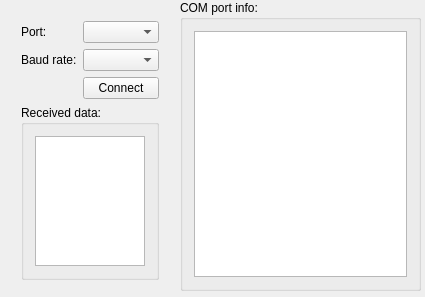
Qt form COMPort/widget.ui (Blackghost56/COM_QT_example) before a commit.
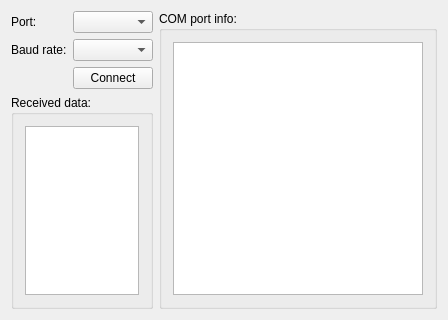
The same form after that commit.

Commit message: Fixed bug with ByteArray to float conversion. Added write method in COM_core class

```diff
--- a/COMPort/widget.ui
+++ b/COMPort/widget.ui
@@ -6,44 +6,15 @@
    <rect>
     <x>0</x>
     <y>0</y>
-    <width>425</width>
-    <height>297</height>
+    <width>439</width>
+    <height>320</height>
    </rect>
   </property>
   <property name="windowTitle">
    <string>Widget</string>
   </property>
-  <widget class="QGroupBox" name="PortInfo_groupBox">
-   <property name="geometry">
-    <rect>
-     <x>180</x>
-     <y>0</y>
-     <width>241</width>
-     <height>291</height>
-    </rect>
-   </property>
-   <property name="title">
-    <string>COM port info:</string>
-   </property>
-   <layout class="QHBoxLayout" name="horizontalLayout">
+  <layout class="QHBoxLayout" name="horizontalLayout_3">
     <item>
-     <widget class="QPlainTextEdit" name="PortInfo_plainTextEdit">
-      <property name="readOnly">
-       <bool>true</bool>
-      </property>
-     </widget>
-    </item>
-   </layout>
-  </widget>
-  <widget class="QWidget" name="verticalLayoutWidget">
-   <property name="geometry">
-    <rect>
-     <x>10</x>
-     <y>10</y>
-     <width>160</width>
-     <height>281</height>
-    </rect>
-   </property>
    <layout class="QVBoxLayout" name="verticalLayout">
     <item>
      <layout class="QFormLayout" name="Port_formLayout">
@@ -92,7 +63,30 @@
      </widget>
     </item>
    </layout>
-  </widget>
+   </item>
+   <item>
+    <widget class="QGroupBox" name="PortInfo_groupBox">
+     <property name="title">
+      <string>COM port info:</string>
+     </property>
+     <layout class="QHBoxLayout" name="horizontalLayout">
+      <item>
+       <widget class="QPlainTextEdit" name="PortInfo_plainTextEdit">
+        <property name="minimumSize">
+         <size>
+          <width>250</width>
+          <height>0</height>
+         </size>
+        </property>
+        <property name="readOnly">
+         <bool>true</bool>
+        </property>
+       </widget>
+      </item>
+     </layout>
+    </widget>
+   </item>
+  </layout>
  </widget>
  <layoutdefault spacing="6" margin="11"/>
  <resources/>
```
Lines whose indentation alone changed are shown as unchanged. The commit also changes 5 other files.
